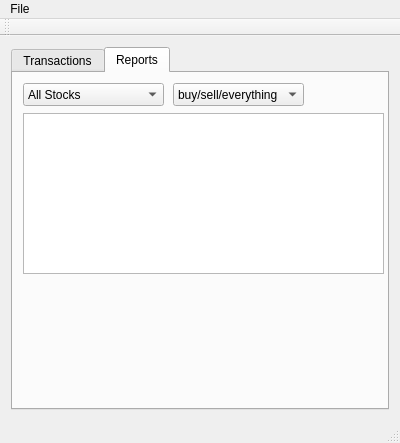
Before: the Qt Designer form mainwindow.ui in tstaerk/bullware, drawn with Qt 5.
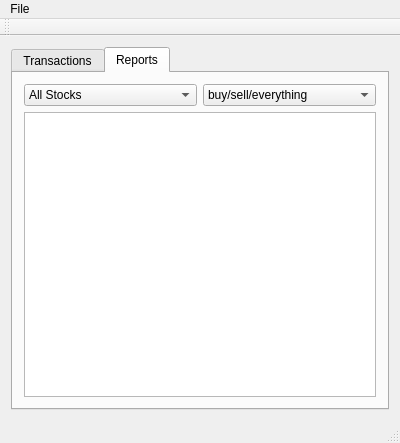
After: the same form once the commit is applied. The open tabs and pages were chosen to show the change.

Commit message: make a sensible layout

Patch:
```diff
--- a/mainwindow.ui
+++ b/mainwindow.ui
@@ -100,30 +100,18 @@
        <attribute name="title">
         <string>Reports</string>
        </attribute>
+       <layout class="QGridLayout" name="gridLayout_3">
+        <item row="0" column="0">
        <widget class="QComboBox" name="comboBox">
-        <property name="geometry">
-         <rect>
-          <x>10</x>
-          <y>10</y>
-          <width>141</width>
-          <height>23</height>
-         </rect>
-        </property>
         <item>
          <property name="text">
           <string>All Stocks</string>
          </property>
         </item>
        </widget>
+        </item>
+        <item row="0" column="1">
        <widget class="QComboBox" name="comboBox_2">
-        <property name="geometry">
-         <rect>
-          <x>160</x>
-          <y>10</y>
-          <width>131</width>
-          <height>23</height>
-         </rect>
-        </property>
         <item>
          <property name="text">
           <string>buy/sell/everything</string>
@@ -140,16 +128,11 @@
          </property>
         </item>
        </widget>
-       <widget class="QTableWidget" name="tableWidget_2">
-        <property name="geometry">
-         <rect>
-          <x>10</x>
-          <y>40</y>
-          <width>361</width>
-          <height>161</height>
-         </rect>
-        </property>
-       </widget>
+        </item>
+        <item row="1" column="0" colspan="2">
+         <widget class="QTableWidget" name="tableWidget_2"/>
+        </item>
+       </layout>
       </widget>
      </widget>
     </item>
```
Left out of the diff: 2 changed lines with no effect on the pictures. Lines whose indentation alone changed are shown as unchanged. The commit also changes 1 other file.
